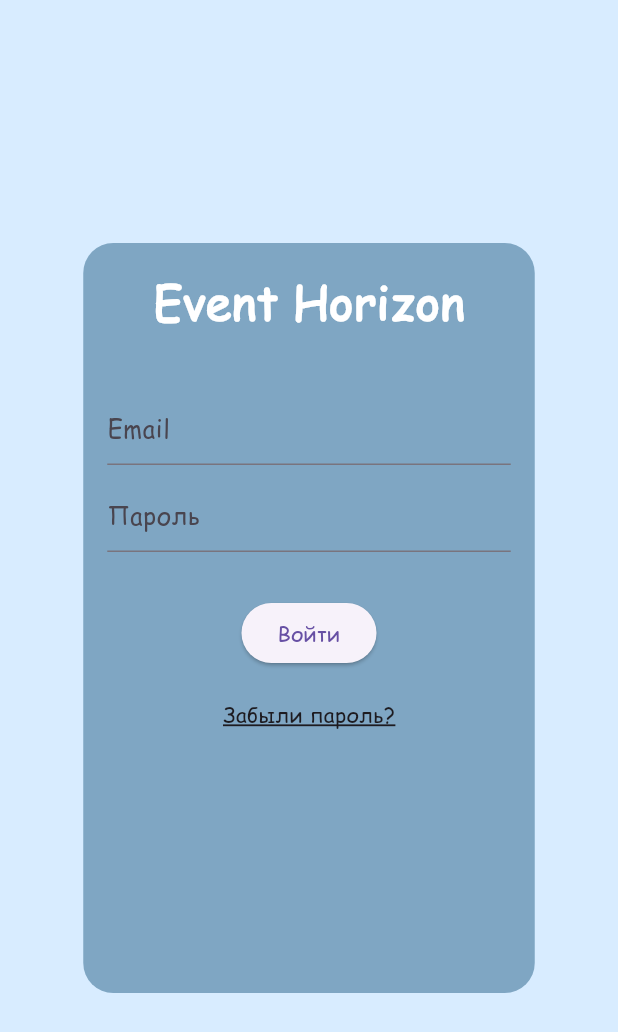
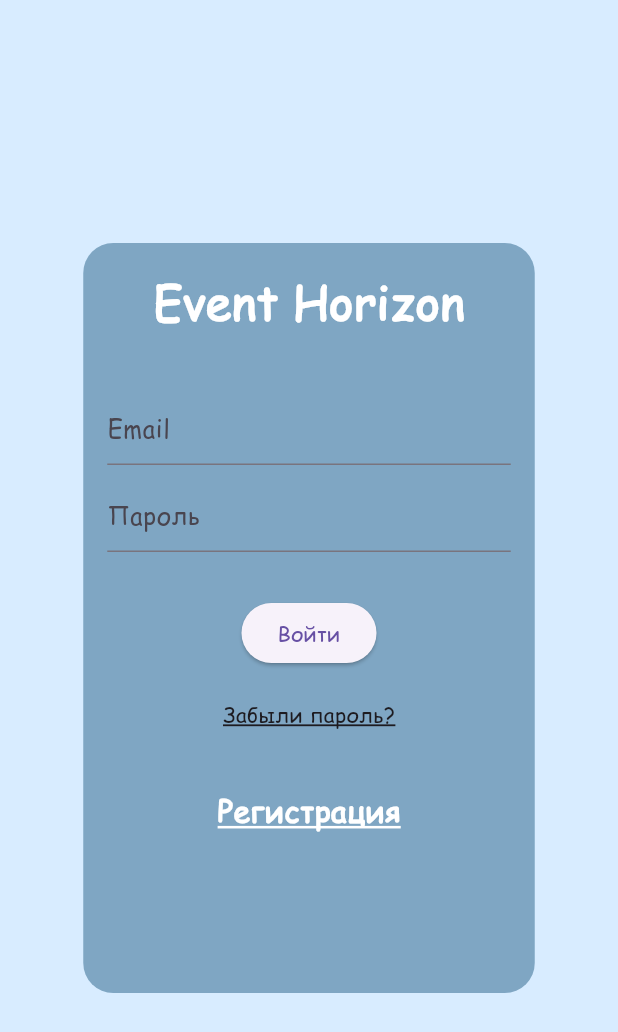
Before and after one commit to DiaboliFelis/Event-horizon, a Flutter app: the RegistrationScreen screen opened directly, on a phone screen of 412 x 824 dp. Shown: the top 1032 px of the screen. Run offline on Flutter 3.47's test engine with Material 3 defaults, Android fonts, the phone set to English and light mode, and no system bars; our stand-ins replace auto_size_text, cloud_firestore, email_validator, firebase_auth, firebase_core, flutter_bloc; accounts and stored records are empty.

Commit message:
mini fix in registration

```diff
--- a/lib/presentation/pages/registration_page/registration_page.dart
+++ b/lib/presentation/pages/registration_page/registration_page.dart
@@ -36,7 +36,6 @@ class RegistrationScreen extends StatelessWidget {
         email: email,
         password: password,
       );
-      Navigator.pushReplacementNamed(context, '/menu');
     } on FirebaseAuthException catch (e) {
       String errorMessage = 'Произошла ошибка. Пожалуйста, попробуйте снова.';
       if (e.code == 'wrong-password') {
@@ -118,6 +117,21 @@ class RegistrationScreen extends StatelessWidget {
                         style: TextStyle(decoration: TextDecoration.underline),
                       ),
                     ),
+                    const SizedBox(height: 40),
+                    InkWell(
+                      onTap: () {
+                        Navigator.pushNamed(context, '/registration1');
+                      },
+                      child: const Text(
+                        'Регистрация',
+                        style: TextStyle(
+                            color: Colors.white,
+                            fontWeight: FontWeight.w700,
+                            decoration: TextDecoration.underline,
+                            fontSize: 20,
+                            decorationColor: Colors.white),
+                      ),
+                    ),
                   ],
                 ),
               ),
```
Also changed, not shown: pubspec.lock.
